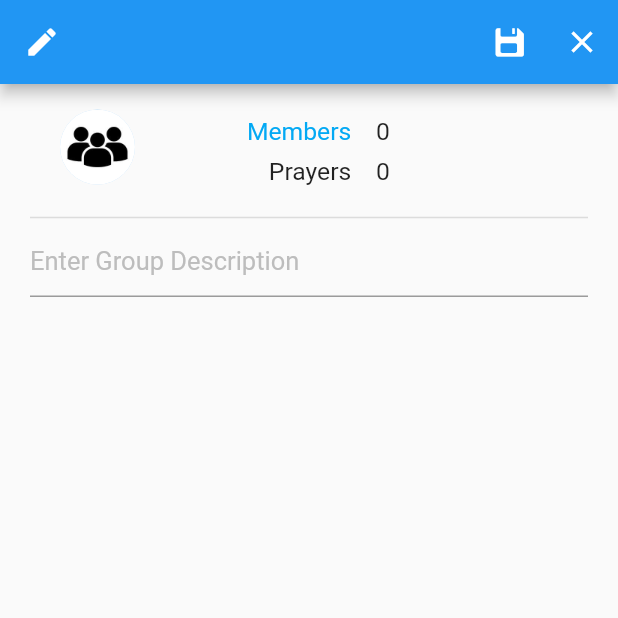
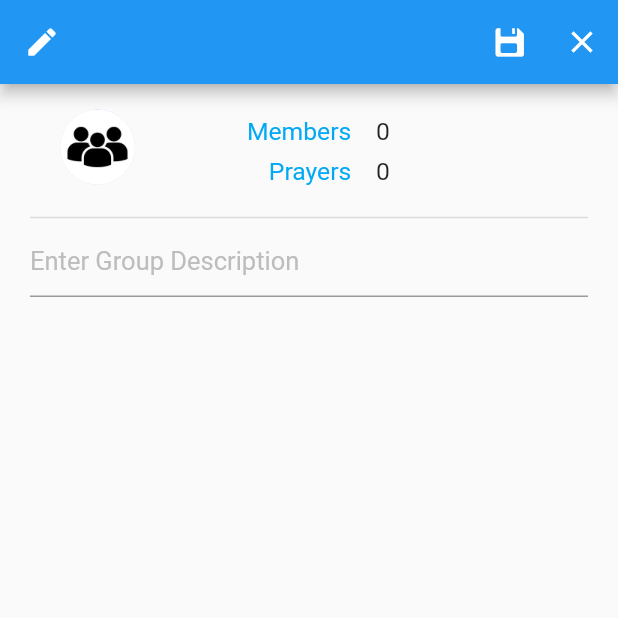
Before and after one commit to danielgchap/newPP, a Flutter app: the GroupDescriptionPage screen opened directly with empty values, after a tap on the "edit" icon, on a phone screen of 412 x 824 dp, the top half of it. Run offline on Flutter 3.47's test engine with Material 2 defaults, Android fonts, the phone set to English and light mode, and no system bars; our stand-ins replace cloud_firestore, event_bus, firebase_auth, firebase_core, firebase_messaging, firebase_storage and 12 more; missing offline and left inert: purchases_flutter; accounts and stored records are empty; network calls fail; Roboto replaces fonts that are missing (OpenSans).

Commit message:
Prayers are now accessible from group page and are updated when prayers are created to prayerCount

```diff
--- a/prayer_pals/lib/features/group/view/group_description_page.dart
+++ b/prayer_pals/lib/features/group/view/group_description_page.dart
@@ -19,6 +19,7 @@ import 'package:prayer_pals/features/group/providers/group_provider.dart';
 import 'package:prayer_pals/features/group/providers/search_groups_provider.dart';
 import 'package:prayer_pals/features/group/view/admin_edit.dart';
 import 'package:prayer_pals/features/group/view/group_desription_nonedit.dart';
+import 'package:prayer_pals/features/prayer/view/group_prayer_list_page.dart';
 import 'admin_members_page.dart';
 
 //////////////////////////////////////////////////////////////////////////
@@ -47,11 +48,6 @@ class GroupDescriptionPage extends HookConsumerWidget {
   @override
   Widget build(BuildContext context, WidgetRef ref) {
     final groupProvider = ref.watch(groupControllerProvider);
-
-//TODO:
-    // isSwitchedApp = groupMember.appNotify;
-    // isSwitchedText = groupMember.textNotify;
-    // isSwitchedEmail = groupMember.emailNotify;
 
     return FutureBuilder(
       future: groupProvider.fetchGroup(groupUID),
@@ -209,17 +205,35 @@ class GroupDescriptionPage extends HookConsumerWidget {
                                 )),
                           ),
                         ]),
-                        Row(children: [
+                        InkWell(
+                          onTap: () {
+                            Navigator.push(
+                              context,
+                              MaterialPageRoute(
+                                builder: (context) => GroupPrayersPage(
+                                  groupId: group!.groupUID,
+                                  groupName: group!.groupName,
+                                ),
+                              ),
+                            );
+                          },
+                          child: Row(children: [
                             Container(
                               width: SizeConfig.safeBlockHorizontal! * 20,
                               alignment: Alignment.centerRight,
-                            child: Text(StringConstants.prayers,
+                              child: Text(
+                                StringConstants.prayers,
                                 style: TextStyle(
                                   fontSize: SizeConfig.safeBlockVertical! * 2,
                                   height: SizeConfig.safeBlockVertical! * .2,
-                                )),
+                                  color: userIsAdmin == true
+                                      ? Colors.lightBlue
+                                      : Colors.black,
                                 ),
-                          SizedBox(width: SizeConfig.safeBlockHorizontal! * 4),
+                              ),
+                            ),
+                            SizedBox(
+                                width: SizeConfig.safeBlockHorizontal! * 4),
                             Container(
                               width: SizeConfig.safeBlockHorizontal! * 20,
                               alignment: Alignment.centerLeft,
@@ -230,6 +244,7 @@ class GroupDescriptionPage extends HookConsumerWidget {
                                   )),
                             ),
                           ]),
+                        ),
                       ],
                     ),
                     SizedBox(width: SizeConfig.safeBlockHorizontal! * 15)
--- a/prayer_pals/lib/features/prayer/clients/group_prayer_client.dart
+++ b/prayer_pals/lib/features/prayer/clients/group_prayer_client.dart
@@ -35,7 +35,6 @@ class GroupPrayerClient {
             .collection(StringConstants.groupAnsweredCollection)
             .orderBy("dateCreated", descending: true)
             .get();
-        debugPrint('object');
         return snap.docs.map((doc) => Prayer.fromDocument(doc)).toList();
       } on FirebaseException catch (e) {
         throw Future.value(e.message.toString());
@@ -48,7 +47,6 @@ class GroupPrayerClient {
             .collection(StringConstants.groupPrayerCollection)
             .orderBy("dateCreated", descending: true)
             .get();
-        debugPrint('object');
         return snap.docs.map((doc) => Prayer.fromDocument(doc)).toList();
       } on FirebaseException catch (e) {
         throw Future.value(e.message.toString());
```
Also changed, not shown: prayer_pals/lib/features/prayer/clients/my_prayer_client.dart (+28 -2 lines). Lines whose indentation alone changed are shown as unchanged.
